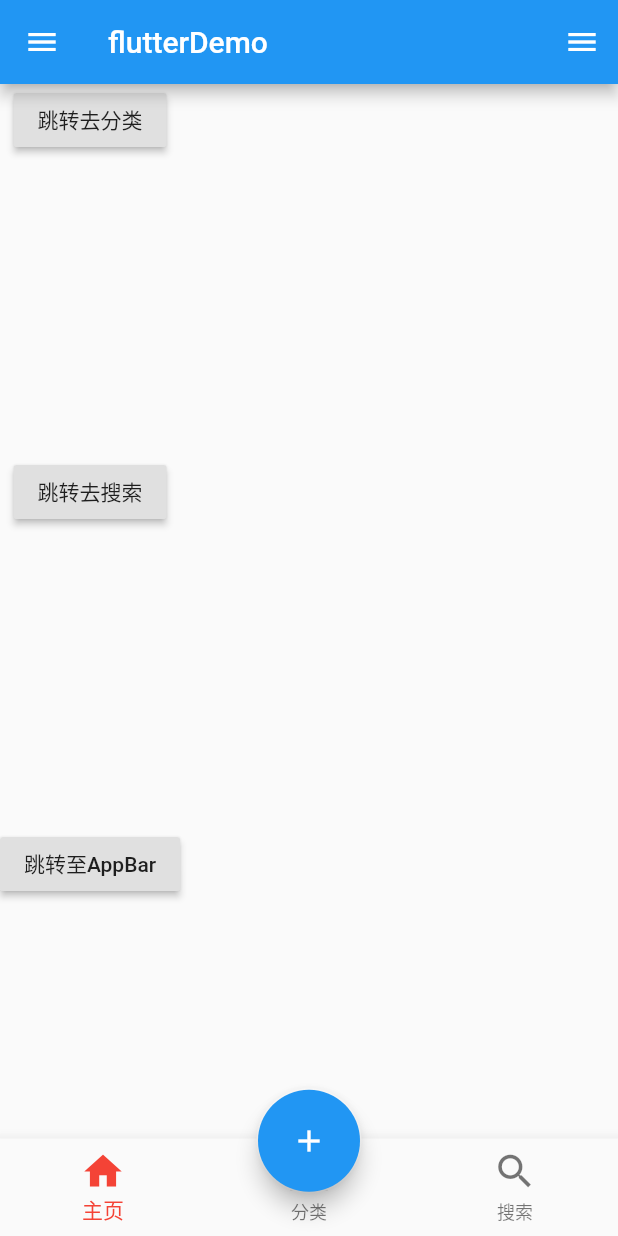
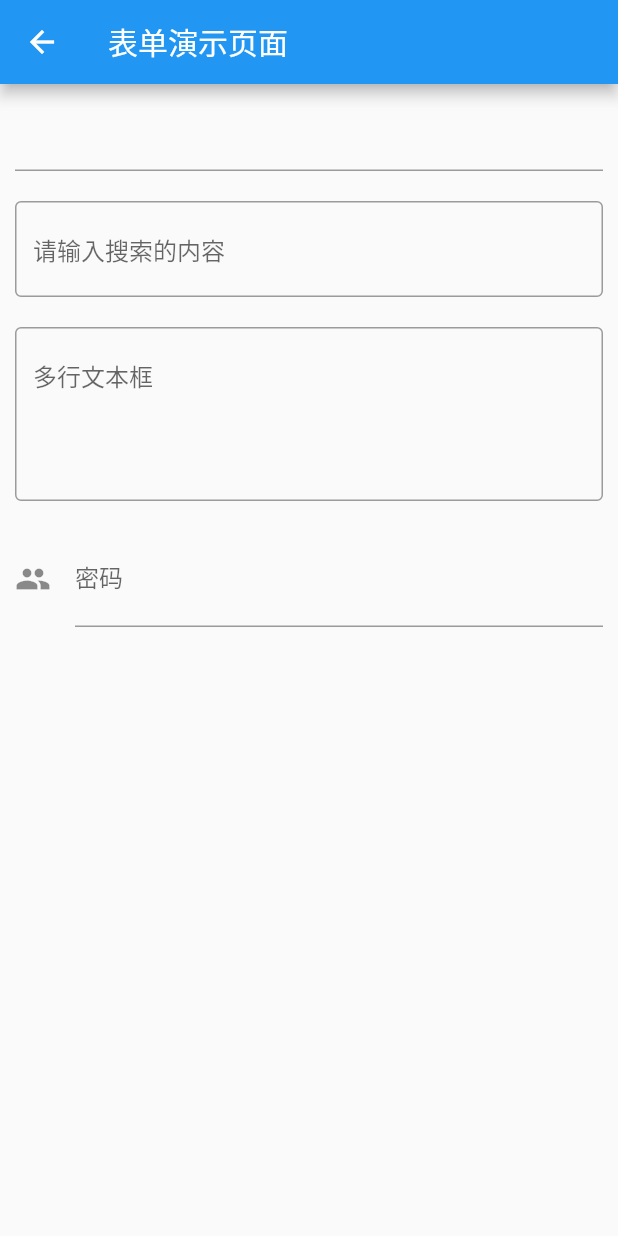
Before and after one commit to Andyyjg/flutterDemo, a Flutter app: the screen it shows after launch, on a phone screen of 412 x 824 dp. Run offline on Flutter 3.47's test engine with Material 2 defaults, Android fonts, the phone set to English and light mode, and no system bars.

Commit message:
表单元素组件

```diff
--- a/lib/main.dart
+++ b/lib/main.dart
@@ -16,7 +16,7 @@ class MyApp extends StatelessWidget {
     return MaterialApp(
       debugShowCheckedModeBanner: false,
       home: Tabs(),
-      initialRoute: '/',
+      initialRoute: '/textfiled',
       onGenerateRoute: onGenerateRoute,
     );
   }
--- /dev/null
+++ b/lib/pages/textFiledpage.dart
@@ -0,0 +1,81 @@
+import 'package:flutter/material.dart';
+
+class TextFiledPage extends StatefulWidget {
+  TextFiledPage({Key key}) : super(key: key);
+
+  @override
+  _TextFiledPageState createState() {
+    return _TextFiledPageState();
+  }
+}
+
+class _TextFiledPageState extends State<TextFiledPage> {
+  @override
+  void initState() {
+    super.initState();
+  }
+
+  @override
+  void dispose() {
+    super.dispose();
+  }
+
+  @override
+  Widget build(BuildContext context) {
+    // TODO: implement build
+    return Scaffold(
+      appBar: AppBar(
+        title: Text('表单演示页面'),
+      ),
+      body: Padding(
+        padding: EdgeInsets.all(10),
+        child: Column(
+          children: <Widget>[
+            TextField(),
+            SizedBox(
+              height: 20,
+            ),
+            TextField(
+              decoration: InputDecoration(
+                  //修饰表单元素  类似于placeholder
+                  hintText: '请输入搜索的内容',
+              border: OutlineInputBorder()//表单加边框
+              ),
+
+
+            ),
+            SizedBox(
+              height: 20,
+            ),
+            TextField(
+              //maxlength最大字数
+              maxLines: 4,
+              decoration: InputDecoration(
+                  //修饰表单元素  类似于placeholder
+                  hintText: '多行文本框',
+              border: OutlineInputBorder()//表单加边框
+              ),
+
+
+            ),SizedBox(
+              height: 20,
+            ),
+            TextField(
+              //maxlength最大字数
+              obscureText: true,
+              decoration: InputDecoration(
+                  //修饰表单元素  类似于placeholder
+                  hintText: '密码框',
+              icon: Icon(Icons.people),
+              labelText: '密码',//顶部提示
+//              border: OutlineInputBorder()//表单加边框
+              ),
+
+
+            ),
+          ],
+        ),
+      ),
+    );
+  }
+}
--- a/lib/route/routes.dart
+++ b/lib/route/routes.dart
@@ -7,6 +7,7 @@ import '../pages/appBar.dart';
 import '../pages/tabController.dart';
 import '../pages/user.dart';
 import '../pages/buttons.dart';
+import '../pages/textFiledpage.dart';
 
 final routes = {
   '/': (context) => Tabs(),
@@ -15,7 +16,8 @@ final routes = {
   '/appbar':(context)=>AppBarPage(),
   '/tabcontroller':(context)=>TabControllerPage(),
   '/user':(context)=>UserPage(),
-  '/button':(context)=>ButtonspPage()
+  '/button':(context)=>ButtonspPage(),
+  '/textfiled':(context)=>TextFiledPage()
 };
 
 
```
